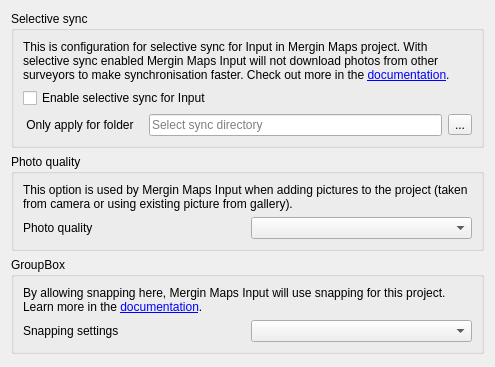
Before: the Qt Designer form Mergin/ui/ui_project_config.ui in MerginMaps/qgis-plugin, drawn with Qt 5.
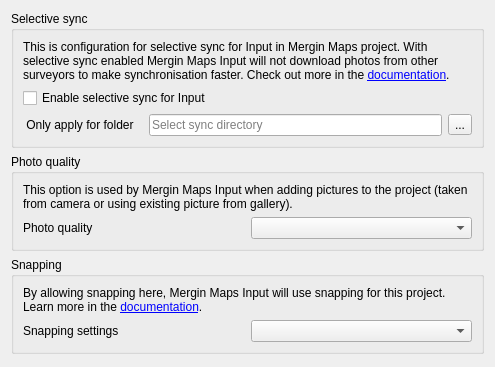
After: the same form once the commit is applied.

Commit message: fix groupbox name

Patch:
```diff
--- a/Mergin/ui/ui_project_config.ui
+++ b/Mergin/ui/ui_project_config.ui
@@ -130,7 +130,7 @@
    <item row="2" column="0" colspan="2">
     <widget class="QGroupBox" name="snapping_group_box">
      <property name="title">
-      <string>GroupBox</string>
+      <string>Snapping</string>
      </property>
      <layout class="QGridLayout" name="gridLayout_4">
       <item row="1" column="1">
```
